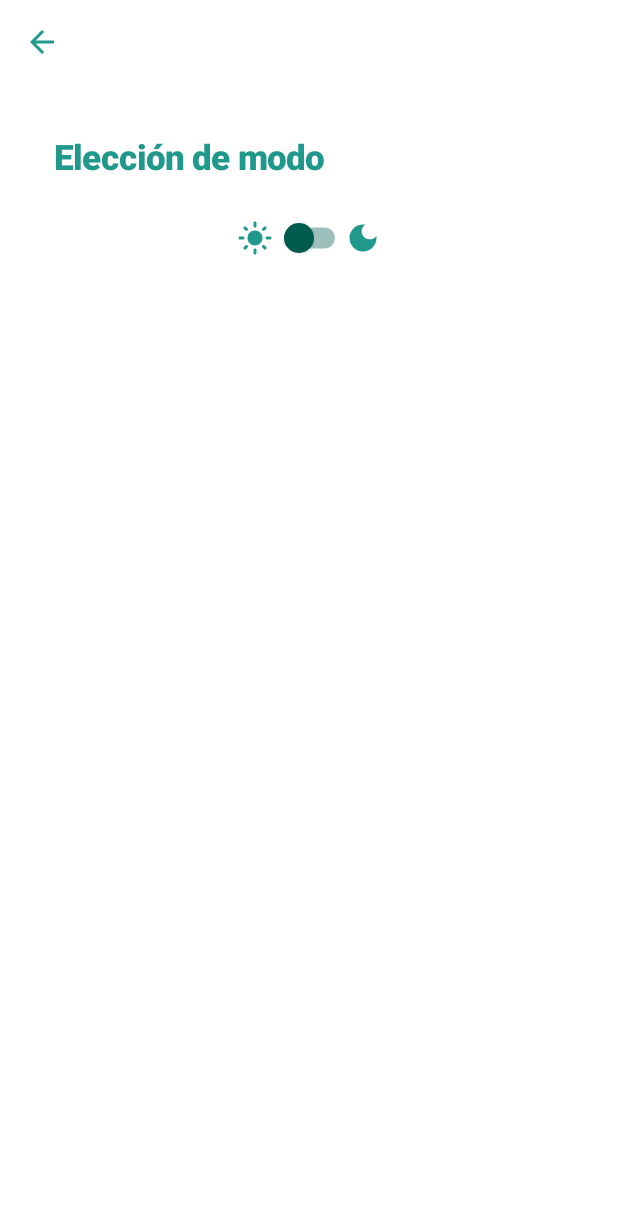
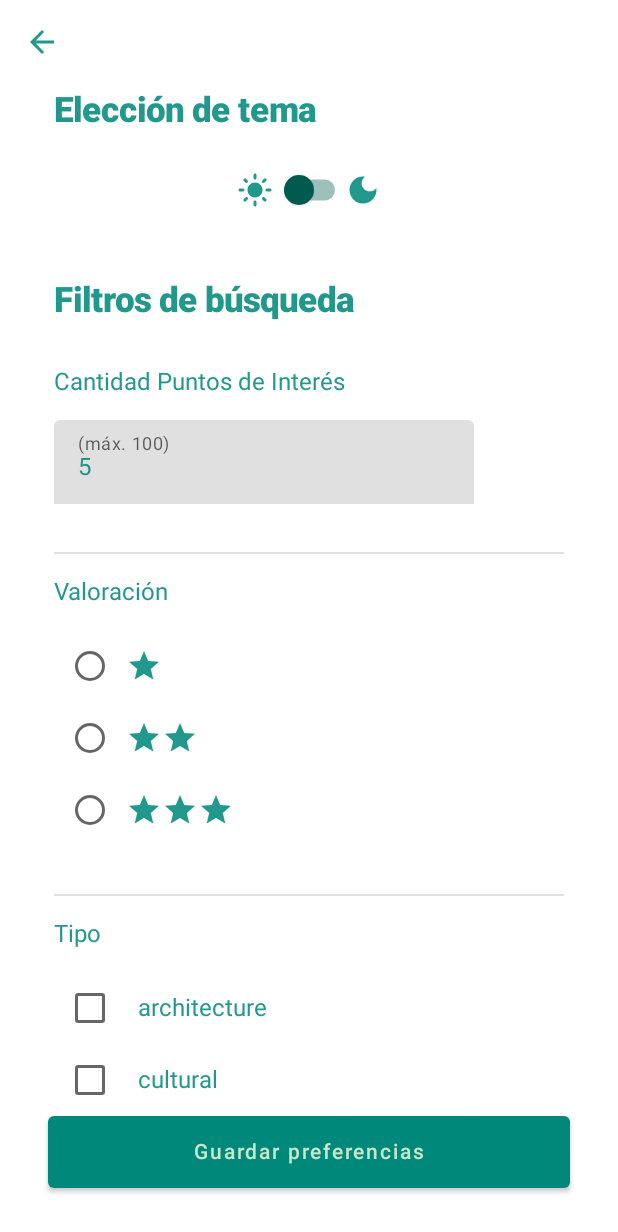
Before and after one commit to cas1201/Tripl, an Android app built with Jetpack Compose: the SettingsScreen screen opened through its navigation route, on a phone screen of 412 x 824 dp. Shown: the top 1232 px of the screen. Run offline under Robolectric (Android 15) with nearby library versions, the phone set to English and light mode, and no system bars; our stand-ins replace Dagger/Hilt's generated code, Firebase (no records; nobody signed in at launch, a user with empty details on screens opened directly), accompanist, livedata-compose; libraries missing offline, so code that uses them is left out: com.google.mlkit.common, com.google.mlkit.nl; network calls fail; 1 statement that could not run was skipped.

Commit message:
Added filters preferences option in the SettingsScreen.kt

```diff
--- a/app/src/main/java/tfg/sal/tripl/appcontent/profile/profileoptions/settings/ui/SettingsScreen.kt
+++ b/app/src/main/java/tfg/sal/tripl/appcontent/profile/profileoptions/settings/ui/SettingsScreen.kt
@@ -2,7 +2,11 @@ package tfg.sal.tripl.appcontent.profile.profileoptions.settings.ui
 
 import android.annotation.SuppressLint
 import androidx.compose.foundation.clickable
+import androidx.compose.foundation.gestures.Orientation
+import androidx.compose.foundation.gestures.scrollable
 import androidx.compose.foundation.layout.*
+import androidx.compose.foundation.rememberScrollState
+import androidx.compose.foundation.verticalScroll
 import androidx.compose.material.*
 import androidx.compose.material.icons.Icons
 import androidx.compose.material.icons.filled.*
@@ -11,12 +15,20 @@ import androidx.compose.runtime.getValue
 import androidx.compose.runtime.livedata.observeAsState
 import androidx.compose.ui.Alignment
 import androidx.compose.ui.Modifier
+import androidx.compose.ui.platform.LocalContext
 import androidx.compose.ui.res.stringResource
 import androidx.compose.ui.text.font.FontWeight
+import androidx.compose.ui.text.input.KeyboardType
 import androidx.compose.ui.unit.dp
 import androidx.compose.ui.unit.sp
 import androidx.navigation.NavHostController
 import tfg.sal.tripl.R
+import tfg.sal.tripl.appcontent.home.itinerary.data.POITypes
+import tfg.sal.tripl.appcontent.home.itinerary.ui.ItineraryViewModel
+import tfg.sal.tripl.appcontent.home.itinerary.ui.TypeCheckBox
+import tfg.sal.tripl.appcontent.login.ui.TriplButton
+import tfg.sal.tripl.appcontent.login.ui.TriplTextField
+import tfg.sal.tripl.appcontent.profile.profileoptions.profiledetails.ui.Divisor
 import tfg.sal.tripl.appcontent.profile.profileoptions.support.ui.BackHeader
 import java.util.*
 
@@ -26,6 +38,7 @@ fun SettingsScreen(
     viewModel: SettingsViewModel,
     navigationController: NavHostController
 ) {
+    val context = LocalContext.current
     val scaffoldState = rememberScaffoldState()
     Scaffold(
         modifier = Modifier.padding(16.dp),
@@ -33,7 +46,18 @@ fun SettingsScreen(
         topBar = {
             BackHeader { viewModel.onBackPressed(navigationController) }
         },
-        content = { SettingsBody(viewModel) }
+        content = { SettingsBody(viewModel) },
+        bottomBar = {
+            Box(
+                Modifier
+                    .padding(16.dp)
+                    .fillMaxWidth()
+            ) {
+                TriplButton(text = stringResource(R.string.save_preferences), buttonEnable = true) {
+                    viewModel.savePreferences(context)
+                }
+            }
+        }
     )
 }
 
@@ -49,13 +73,17 @@ fun BackHeader(onBackPressed: () -> Unit) {
 @Composable
 fun SettingsBody(viewModel: SettingsViewModel) {
     val switchChecked: Boolean by viewModel.switchChecked.observeAsState(initial = false)
+    val filters = listOf(R.string.amount, R.string.rating, R.string.type, R.string.distance)
+
+    val poisAmount: String by viewModel.poisAmount.observeAsState(initial = "")
+    val poisRating: Int by viewModel.poisRating.observeAsState(initial = -1)
+    val poisDistance: Float by viewModel.poisDistance.observeAsState(initial = 25f)
 
     Column(
         modifier = Modifier
-            .fillMaxSize()
-            .padding(20.dp),
+            .padding(20.dp)
+            .verticalScroll(rememberScrollState())
     ) {
-        Spacer(modifier = Modifier.padding(16.dp))
         Text(
             text = stringResource(id = R.string.mode_choice),
             fontWeight = FontWeight.ExtraBold,
@@ -84,5 +112,112 @@ fun SettingsBody(viewModel: SettingsViewModel) {
             )
             Spacer(modifier = Modifier.weight(1f))
         }
+        Spacer(modifier = Modifier.padding(18.dp))
+        Text(
+            text = stringResource(id = R.string.search_filters),
+            fontWeight = FontWeight.ExtraBold,
+            fontSize = 23.sp
+        )
+        Spacer(modifier = Modifier.padding(16.dp))
+        filters.forEach { filter ->
+            Column {
+                Text(text = stringResource(filter))
+                Spacer(modifier = Modifier.padding(8.dp))
+                when (filter) {
+                    R.string.amount -> {
+                        TriplTextField(
+                            label = stringResource(id = R.string.amount_label),
+                            type = KeyboardType.Number,
+                            value = poisAmount,
+                            modifier = Modifier,
+                        ) { viewModel.onAmountChange(it) }
+                    }
+                    R.string.rating -> {
+                        Column(Modifier.fillMaxWidth()) {
+                            for (r in listOf(1, 2, 3)) {
+                                RatingRadioButton(
+                                    ratingLvl = r,
+                                    poisRating = poisRating,
+                                    viewModel = viewModel
+                                )
+                            }
+                        }
+                    }
+                    R.string.type -> {
+                        TypeCheckBox(POITypes.values().toList(), viewModel)
+                    }
+                    R.string.distance -> {
+                        Box {
+                            Row(verticalAlignment = Alignment.CenterVertically) {
+                                Slider(
+                                    modifier = Modifier.width(220.dp).height(10.dp),
+                                    value = poisDistance,
+                                    valueRange = 1f..9999f,
+                                    onValueChange = {
+                                        viewModel.onDistanceChange(it)
+                                    }
+                                )
+                                Spacer(modifier = Modifier.padding(4.dp).weight(1f))
+                                Text(text = poisDistance.toInt().toString() + " Km")
+                            }
+                        }
+                    }
+                }
+                Spacer(modifier = Modifier.padding(8.dp))
+                Divisor()
+            }
+        }
+        Spacer(modifier = Modifier.padding(vertical = 14.dp))
     }
 }
+
+@Composable
+fun RatingRadioButton(ratingLvl: Int, poisRating: Int, viewModel: SettingsViewModel) {
+    Row(verticalAlignment = Alignment.CenterVertically) {
+        RadioButton(
+            selected = poisRating == ratingLvl,
+            onClick = { viewModel.onRatingChange(ratingLvl) }
+        )
+        for (s in 0 until ratingLvl) {
+            Icon(
+                imageVector = Icons.Default.Star,
+                contentDescription = stringResource(id = R.string.ratingStar)
+            )
+        }
+    }
+}
+
+@Composable
+fun TypeCheckBox(types: List<POITypes>, viewModel: SettingsViewModel) {
+    val arqStatus: Boolean by viewModel.arqStatus.observeAsState(initial = false)
+    val cultStatus: Boolean by viewModel.cultStatus.observeAsState(initial = false)
+    val industStatus: Boolean by viewModel.industStatus.observeAsState(initial = false)
+    val natStatus: Boolean by viewModel.natStatus.observeAsState(initial = false)
+    val relStatus: Boolean by viewModel.relStatus.observeAsState(initial = false)
+    val otherStatus: Boolean by viewModel.otherStatus.observeAsState(initial = false)
+    val status = mapOf(
+        0 to arqStatus,
+        1 to cultStatus,
+        2 to industStatus,
+        3 to natStatus,
+        4 to relStatus,
+        5 to otherStatus
+    )
+    Column {
+        types.forEach { poitypes ->
+            Row(verticalAlignment = Alignment.CenterVertically) {
+                Checkbox(
+                    checked = status[poitypes.ordinal]!!,
+                    onCheckedChange = {
+                        viewModel.onTypeChange(
+                            poitypes.ordinal,
+                           !status[poitypes.ordinal]!!
+                        )
+                    }
+                )
+                Spacer(modifier = Modifier.padding(4.dp))
+                Text(text = poitypes.name)
+            }
+        }
+    }
+}
--- a/app/src/main/java/tfg/sal/tripl/appcontent/profile/profileoptions/settings/ui/SettingsViewModel.kt
+++ b/app/src/main/java/tfg/sal/tripl/appcontent/profile/profileoptions/settings/ui/SettingsViewModel.kt
@@ -1,17 +1,22 @@
 package tfg.sal.tripl.appcontent.profile.profileoptions.settings.ui
 
 import android.app.Application
+import android.content.Context
+import android.util.Log
+import android.widget.Toast
 import androidx.lifecycle.LiveData
 import androidx.lifecycle.MutableLiveData
 import androidx.lifecycle.ViewModel
 import androidx.navigation.NavHostController
 import androidx.preference.PreferenceManager
 import dagger.hilt.android.lifecycle.HiltViewModel
+import tfg.sal.tripl.R
+import tfg.sal.tripl.appcontent.home.itinerary.data.POITypes
 import tfg.sal.tripl.core.Routes
 import javax.inject.Inject
 
 @HiltViewModel
-class SettingsViewModel @Inject constructor(private val app: Application) : ViewModel() {
+class SettingsViewModel @Inject constructor(app: Application) : ViewModel() {
 
     private val sharedPreferences =
         PreferenceManager.getDefaultSharedPreferences(app.applicationContext)
@@ -22,6 +27,37 @@ class SettingsViewModel @Inject constructor(private val app: Application) : View
 
     private val _darkMode = MutableLiveData<String>()
     val darkMode: LiveData<String> = _darkMode
+
+    private val _poisAmount = MutableLiveData<String>()
+    val poisAmount: LiveData<String> = _poisAmount
+
+    private val _poisRating = MutableLiveData<Int>()
+    val poisRating: LiveData<Int> = _poisRating
+
+    private val _arqStatus = MutableLiveData<Boolean>()
+    val arqStatus: LiveData<Boolean> = _arqStatus
+
+    private val _cultStatus = MutableLiveData<Boolean>()
+    val cultStatus: LiveData<Boolean> = _cultStatus
+
+    private val _industStatus = MutableLiveData<Boolean>()
+    val industStatus: LiveData<Boolean> = _industStatus
+
+    private val _natStatus = MutableLiveData<Boolean>()
+    val natStatus: LiveData<Boolean> = _natStatus
+
+    private val _relStatus = MutableLiveData<Boolean>()
+    val relStatus: LiveData<Boolean> = _relStatus
+
+    private val _otherStatus = MutableLiveData<Boolean>()
+    val otherStatus: LiveData<Boolean> = _otherStatus
+
+    private val _poisDistance = MutableLiveData<Float>()
+    val poisDistance: LiveData<Float> = _poisDistance
+
+    fun showToast(context: Context, message: Int) {
+        Toast.makeText(context, message, Toast.LENGTH_SHORT).show()
+    }
 
     fun setSwitch(isSystemInDarkMode: Boolean) {
         when(sharedPreferences.getString("dark_mode", "none")) {
@@ -35,6 +71,19 @@ class SettingsViewModel @Inject constructor(private val app: Application) : View
             }
             else -> _switchChecked.value = isSystemInDarkMode
         }
+        setPreferences()
+    }
+
+    private fun setPreferences(){
+        _poisAmount.value = sharedPreferences.getString("pois_amount", "5")
+        _poisRating.value = sharedPreferences.getInt("pois_rating", -1)
+        _arqStatus.value = sharedPreferences.getBoolean("arq_status", false)
+        _cultStatus.value = sharedPreferences.getBoolean("cult_status", false)
+        _industStatus.value = sharedPreferences.getBoolean("indust_status", false)
+        _natStatus.value = sharedPreferences.getBoolean("nat_status", false)
+        _relStatus.value = sharedPreferences.getBoolean("rel_status", false)
+        _otherStatus.value = sharedPreferences.getBoolean("other_status", false)
+        _poisDistance.value = sharedPreferences.getFloat("pois_distance", 12f)
     }
 
     fun onBackPressed(navigationController: NavHostController) {
@@ -53,4 +102,56 @@ class SettingsViewModel @Inject constructor(private val app: Application) : View
         editor.putString("dark_mode", darkMode.value)
         editor.apply()
     }
+
+    fun onAmountChange(amount: String) {
+        val regex = "[0-9]*".toRegex()
+        if (amount != "") {
+            if (regex.matches(amount)) {
+                if (amount.toInt() < 1) {
+                    _poisAmount.value = "1"
+                } else if (amount.toInt() > 100) {
+                    _poisAmount.value = "100"
+                } else {
+                    _poisAmount.value = amount
+                }
+            } else {
+                _poisAmount.value = regex.find(amount)?.value
+            }
+        } else {
+            _poisAmount.value = ""
+        }
+    }
+
+    fun onRatingChange(rating: Int) {
+        _poisRating.value = rating
+    }
+
+    fun onTypeChange(index: Int, status: Boolean) {
+        when (index) {
+            0 -> _arqStatus.value = status
+            1 -> _cultStatus.value = status
+            2 -> _industStatus.value = status
+            3 -> _natStatus.value = status
+            4 -> _relStatus.value = status
+            5 -> _otherStatus.value = status
+        }
+    }
+
+    fun onDistanceChange(distance: Float) {
+        _poisDistance.value = distance
+    }
+
+    fun savePreferences(context: Context){
+        editor.putString("pois_amount", poisAmount.value)
+        editor.putInt("pois_rating", poisRating.value!!)
+        editor.putBoolean("arq_status", arqStatus.value!!)
+        editor.putBoolean("cult_status", cultStatus.value!!)
+        editor.putBoolean("indust_status", industStatus.value!!)
+        editor.putBoolean("nat_status", natStatus.value!!)
+        editor.putBoolean("rel_status", relStatus.value!!)
+        editor.putBoolean("other_status", otherStatus.value!!)
+        editor.putFloat("pois_distance", poisDistance.value!!)
+        editor.apply()
+        showToast(context, R.string.preferences_saved)
+    }
 }
--- a/app/src/main/res/values/strings.xml
+++ b/app/src/main/res/values/strings.xml
@@ -84,7 +84,7 @@
     <string name="light_mode">Modo claro</string>
     <string name="dark_mode">Modo oscuro</string>
     <string name="language_choice">Elección de idioma</string>
-    <string name="mode_choice">Elección de modo</string>
+    <string name="mode_choice">Elección de tema</string>
     <string name="get_destination_error">Error al cargar el destino</string>
     <string name="save_itinerary_error">Error al guardar el itinerario</string>
     <string name="delete_itinerary_error">Error al borrar el itinerario</string>
@@ -101,4 +101,7 @@
     <string name="log_out_dialog_text">¿Estas seguro de que quieres cerrar la sesión?</string>
     <string name="change_password">Cambiar la contraseña</string>
     <string name="change_password_email_sent">¡Email de cambio de contraseña enviado! Revisa tu bandeja de entrada y la carpeta de spam.</string>
+    <string name="search_filters">Filtros de búsqueda</string>
+    <string name="save_preferences">Guardar preferencias</string>
+    <string name="preferences_saved">¡Preferencias guardadas!</string>
 </resources>
```
Also changed, not shown: app/src/main/java/tfg/sal/tripl/appcontent/home/itinerary/ui/ItineraryScreen.kt (+4 -4 lines), app/src/main/java/tfg/sal/tripl/appcontent/home/itinerary/ui/ItineraryViewModel.kt (+32 -25 lines), 1 other file.
